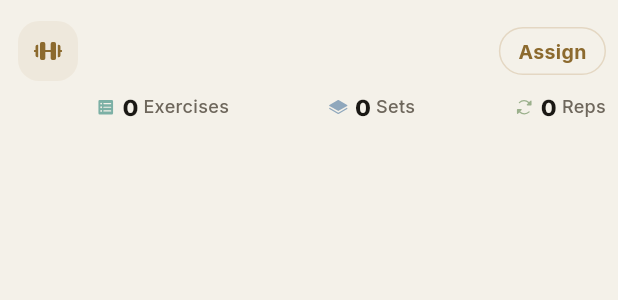
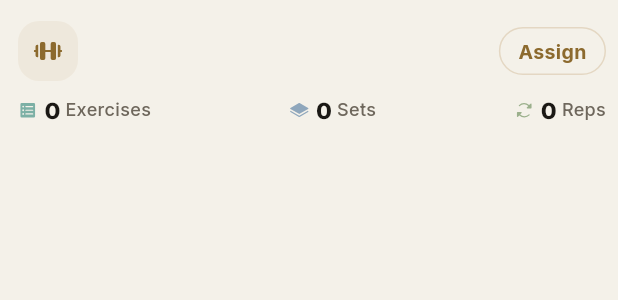
Before and after one commit to dsouli00/valence, a Flutter app: the _TemplateRow widget shown alone on an empty page, opened directly with empty values, on a phone screen of 412 x 824 dp. Shown: the top 300 px of the screen. Run offline on Flutter 3.47's test engine with Material 3 defaults, Android fonts, the phone set to English and light mode, and no system bars; our stand-ins replace cloud_firestore, firebase_ai, firebase_auth, firebase_core, firebase_messaging, firebase_storage and 11 more; missing offline and left inert: firebase_app_check, purchases_flutter; accounts and stored records are empty.

Commit message:
fix(design): library fingerprint starts at the icon edge (full width)
Co-Authored-By: Claude Opus 4.8 <noreply@anthropic.com>

```diff
--- a/lib/pages/coach/coach_workout_library_screen.dart
+++ b/lib/pages/coach/coach_workout_library_screen.dart
@@ -376,11 +376,11 @@ class _TemplateRow extends StatelessWidget {
                 VMiniPill(label: l.assign, onTap: onAssign),
               ],
             ),
-            // Fingerprint spans the full row width, inset to the text start —
-            // naked numbers over the composition bar (roster-row geometry).
-            const SizedBox(height: 10),
+            // Fingerprint spans the FULL row width from the icon's edge —
+            // naked numbers over the composition bar.
+            const SizedBox(height: 12),
             Padding(
-              padding: const EdgeInsetsDirectional.only(start: 52),
+              padding: EdgeInsetsDirectional.zero,
               child: Column(
                 crossAxisAlignment: CrossAxisAlignment.start,
                 mainAxisSize: MainAxisSize.min,
```
